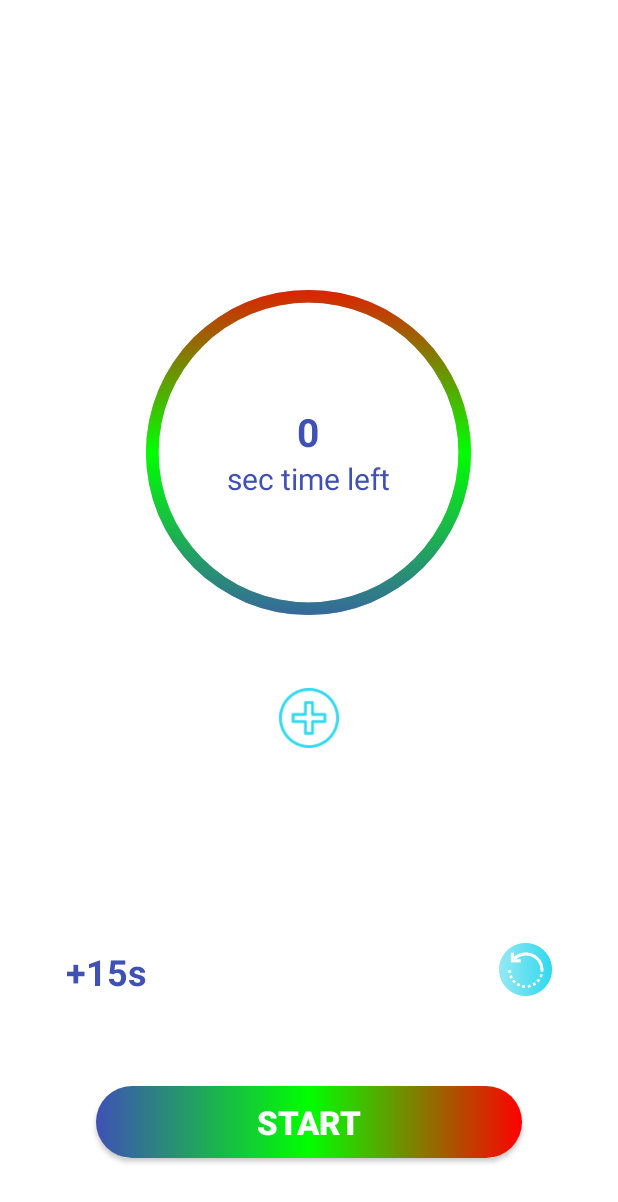
After one commit to patryk47853/Meditation-Timer, an Android app built with Jetpack Compose: the layout timer_activity.xml on its own in the app's theme, with its tools: preview values and no code run, on a phone screen of 412 x 824 dp. The commit adds this screen. Shown: the top 1202 px of the screen. Run offline under Robolectric (Android 15) with nearby library versions, the phone set to English and light mode, and no system bars.

Commit message:
Refactor code structure, add new images and implement working timer functionality

```diff
--- /dev/null
+++ b/app/src/main/res/drawable/blue_progressbar_background.xml
@@ -0,0 +1,15 @@
+<?xml version="1.0" encoding="utf-8"?>
+<layer-list xmlns:android="http://schemas.android.com/apk/res/android">
+    <item>
+        <shape
+            android:shape="ring"
+            android:innerRadiusRatio="2.5"
+            android:thicknessRatio="30.0"
+            android:useLevel="true">
+            <gradient
+                android:startColor="@color/max_blue"
+                android:centerColor="@color/teal_200"
+                android:endColor="@color/min_blue"/>
+        </shape>
+    </item>
+</layer-list>
--- /dev/null
+++ b/app/src/main/res/drawable/button_bg.xml
@@ -0,0 +1,12 @@
+<?xml version="1.0" encoding="utf-8"?>
+<shape xmlns:android="http://schemas.android.com/apk/res/android"
+    android:shape="rectangle">
+    <corners
+        android:radius="50dp"
+        />
+    <gradient
+        android:startColor="@color/max_blue"
+        android:centerColor="@color/teal_200"
+        android:endColor="@color/min_blue"/>
+
+</shape>
--- /dev/null
+++ b/app/src/main/res/drawable/gray_progressbar_background.xml
@@ -0,0 +1,13 @@
+<?xml version="1.0" encoding="utf-8"?>
+<layer-list xmlns:android="http://schemas.android.com/apk/res/android">
+    <item>
+        <shape
+            android:shape="ring"
+            android:innerRadiusRatio="2.5"
+            android:thicknessRatio="30.0"
+            android:useLevel="false">
+            <solid
+                android:color="@color/material_dynamic_neutral70"/>
+        </shape>
+    </item>
+</layer-list>
--- /dev/null
+++ b/app/src/main/res/drawable/ic_timer.xml
@@ -0,0 +1,6 @@
+<vector android:height="24dp" android:tint="#FFFFFF"
+    android:viewportHeight="24" android:viewportWidth="24"
+    android:width="24dp" xmlns:android="http://schemas.android.com/apk/res/android">
+    <path android:fillColor="@android:color/white" android:pathData="M9,1h6v2h-6z"/>
+    <path android:fillColor="@android:color/white" android:pathData="M19.03,7.39l1.42,-1.42c-0.43,-0.51 -0.9,-0.99 -1.41,-1.41l-1.42,1.42C16.07,4.74 14.12,4 12,4c-4.97,0 -9,4.03 -9,9c0,4.97 4.02,9 9,9s9,-4.03 9,-9C21,10.88 20.26,8.93 19.03,7.39zM13,14h-2V8h2V14z"/>
+</vector>
--- /dev/null
+++ b/app/src/main/res/layout/timer_activity.xml
@@ -0,0 +1,111 @@
+<?xml version="1.0" encoding="utf-8"?>
+<androidx.constraintlayout.widget.ConstraintLayout xmlns:android="http://schemas.android.com/apk/res/android"
+    xmlns:app="http://schemas.android.com/apk/res-auto"
+    xmlns:tools="http://schemas.android.com/tools"
+    android:layout_width="match_parent"
+    android:layout_height="match_parent"
+    android:background="@color/white"
+    tools:context=".TimerActivity">
+
+    <FrameLayout
+        android:id="@+id/flTimer"
+        android:layout_width="250dp"
+        android:layout_height="250dp"
+        app:layout_constraintBottom_toBottomOf="parent"
+        app:layout_constraintEnd_toEndOf="parent"
+        app:layout_constraintHorizontal_bias="0.496"
+        app:layout_constraintStart_toStartOf="parent"
+        app:layout_constraintTop_toTopOf="parent"
+        app:layout_constraintVertical_bias="0.308">
+        <ProgressBar
+            android:id="@+id/pbTimer"
+            android:layout_width="match_parent"
+            android:layout_height="match_parent"
+            android:layout_gravity="center"
+            android:indeterminate="false"
+            android:max="10"
+            android:progress="10"
+            android:rotation="-90"
+            style="@style/Widget.AppCompat.ProgressBar.Horizontal"
+            android:background="@drawable/gray_progressbar_background"
+            android:progressDrawable="@drawable/blue_progressbar_background"
+            >
+        </ProgressBar>
+        <LinearLayout
+            android:layout_width="match_parent"
+            android:layout_height="match_parent"
+            android:orientation="vertical"
+            android:gravity="center"
+            >
+            <TextView
+                android:id="@+id/tvTimeLeft"
+                android:layout_width="match_parent"
+                android:layout_height="wrap_content"
+                android:text="0"
+                android:textStyle="bold"
+                android:textSize="26sp"
+                android:textColor="@color/max_blue"
+                android:gravity="center"/>
+            <TextView
+                android:layout_width="match_parent"
+                android:layout_height="wrap_content"
+                android:text="sec time left"
+                android:gravity="center"
+                android:textSize="20sp"
+                android:textColor="@color/max_blue"/>
+        </LinearLayout>
+    </FrameLayout>
+    <ImageButton
+        android:id="@+id/btnAdd"
+        android:layout_width="40dp"
+        android:layout_height="40dp"
+        android:layout_marginTop="32dp"
+        android:background="@color/white"
+        android:src="@drawable/add"
+        android:scaleType="fitXY"
+        app:layout_constraintLeft_toLeftOf="parent"
+        app:layout_constraintRight_toRightOf="parent"
+        app:layout_constraintTop_toBottomOf="@id/flTimer"
+        />
+
+    <TextView
+        android:id="@+id/tv_addTime"
+        android:layout_width="wrap_content"
+        android:layout_height="wrap_content"
+        android:layout_marginStart="44dp"
+        android:layout_marginBottom="160dp"
+        android:text="+15s"
+        android:textColor="@color/max_blue"
+        android:textSize="24sp"
+        android:textStyle="bold"
+        app:layout_constraintBottom_toBottomOf="parent"
+        app:layout_constraintStart_toStartOf="parent" />
+
+    <ImageButton
+        android:id="@+id/ib_reset"
+        android:layout_width="35dp"
+        android:layout_height="35dp"
+        android:layout_marginEnd="44dp"
+        android:layout_marginBottom="160dp"
+        android:background="@color/white"
+        android:scaleType="fitXY"
+        android:src="@drawable/reset"
+        app:layout_constraintBottom_toBottomOf="parent"
+        app:layout_constraintEnd_toEndOf="parent" />
+
+    <androidx.appcompat.widget.AppCompatButton
+        android:id="@+id/btnPlayPause"
+        android:layout_width="284dp"
+        android:layout_height="wrap_content"
+        android:layout_marginBottom="52dp"
+        android:text="Start"
+        android:textColor="@color/white"
+        android:textSize="22sp"
+        android:textStyle="bold"
+        android:background="@drawable/button_bg"
+        app:layout_constraintBottom_toBottomOf="parent"
+        app:layout_constraintEnd_toEndOf="parent"
+        app:layout_constraintStart_toStartOf="parent">
+    </androidx.appcompat.widget.AppCompatButton>
+
+</androidx.constraintlayout.widget.ConstraintLayout>
--- a/app/src/main/res/values/colors.xml
+++ b/app/src/main/res/values/colors.xml
@@ -1,6 +1,10 @@
 <?xml version="1.0" encoding="utf-8"?>
 <resources>
-    <color name="colorPrimary">#3F51B5</color>
+    <color name="max_blue">#3F51B5</color>
+    <color name="colorPrimary">#FF0000</color>
     <color name="colorPrimaryDark">#303F9F</color>
     <color name="colorAccent">#FF4081</color>
+    <color name="min_blue">#FF0000</color>
+    <color name="teal_200">#00FF00</color>
+    <color name="white">#fff</color>
 </resources>
```
Also changed, not shown: app/src/main/AndroidManifest.xml (+4 -3 lines), app/src/main/java/com/meditationtimer/TimerActivity.kt (+139 -2 lines), app/src/main/res/layout/activity_timer.xml (deleted, +0 -49 lines), app/src/main/res/layout/add_dialog.xml (added, +37 -0 lines), app/src/main/res/layout/content_timer.xml (deleted, +0 -40 lines), app/src/main/res/drawable/add.png (added), app/src/main/res/drawable/reset.png (added).
